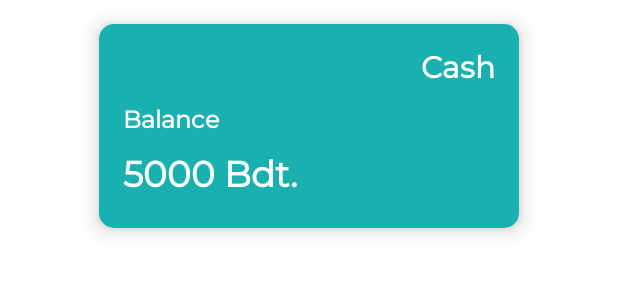
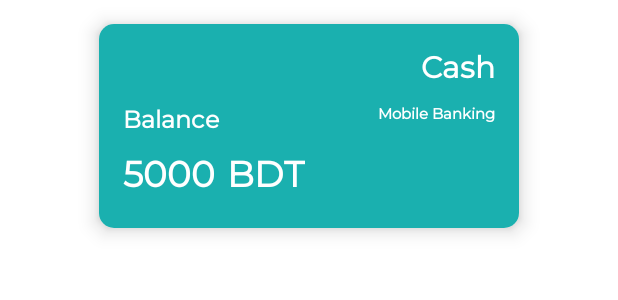
Before and after one commit to Khalid-Syfullah/MoneyTracker, an Android app: the layout child_wallet.xml on its own in the app's theme, with its tools: preview values and no code run, on a phone screen of 412 x 824 dp. Shown: the top 300 px of the screen. Run offline under Robolectric (Android 15) with nearby library versions, the phone set to English and light mode, and no system bars.

Commit message:
wallet insert update and main xml fix

```diff
--- a/app/src/main/java/com/tars/moneytracker/api/RetroInterface.java
+++ b/app/src/main/java/com/tars/moneytracker/api/RetroInterface.java
@@ -36,7 +36,7 @@ public interface RetroInterface {
 
 
     @POST("/api/getWalletData")
-    Call<ArrayList<WalletDataModel>> getWalletData();
+    Call<ArrayList<WalletDataModel>> getWalletData(@Body WalletDataModel walletDataModel);
 
     @POST("/api/getGoalData")
     Call<ArrayList<GoalDataModel>> getGoalData();
--- a/app/src/main/java/com/tars/moneytracker/ui/home/viewHolders/WalletNamesViewHolder.java
+++ b/app/src/main/java/com/tars/moneytracker/ui/home/viewHolders/WalletNamesViewHolder.java
@@ -8,7 +8,7 @@ import androidx.annotation.NonNull;
 import androidx.recyclerview.widget.RecyclerView;
 
 import com.tars.moneytracker.R;
-import com.tars.moneytracker.RecyclerItemClickInterface;
+
 
 public class WalletNamesViewHolder extends RecyclerView.ViewHolder {
     Context context;
--- a/app/src/main/java/com/tars/moneytracker/ui/wallet/adapters/WalletAdapter.java
+++ b/app/src/main/java/com/tars/moneytracker/ui/wallet/adapters/WalletAdapter.java
@@ -56,6 +56,9 @@ public class WalletAdapter extends RecyclerView.Adapter<WalletViewHolder>{
 
         holder.walletName.setText(walletDataModel.getTitle());
         holder.walletBalance.setText(walletDataModel.getBalance());
+        holder.walletCurrency.setText(walletDataModel.getCurrency());
+        holder.walletType.setText(walletDataModel.getType());
+
 
 
 
--- a/app/src/main/res/layout/activity_sign_up.xml
+++ b/app/src/main/res/layout/activity_sign_up.xml
@@ -70,6 +70,7 @@
         android:background="@drawable/edit_text_background"
         android:fontFamily="@font/montserrat"
         android:hint="Email"        android:transitionName="editTexts"
+        android:inputType="textEmailAddress"
 
         android:padding="16dp"
         android:textColor="@color/black"
@@ -88,6 +89,7 @@
         android:background="@drawable/edit_text_background"
         android:fontFamily="@font/montserrat"
         android:hint="Password"        android:transitionName="editTexts"
+        android:inputType="textPassword"
 
         android:padding="16dp"
         android:textColor="@color/black"
@@ -107,6 +109,7 @@
         android:fontFamily="@font/montserrat"
         android:hint="Re-type Password"
         android:transitionName="editTexts"
+        android:inputType="textPassword"
 
         android:padding="16dp"
         android:textColor="@color/black"
--- a/app/src/main/res/layout/child_wallet.xml
+++ b/app/src/main/res/layout/child_wallet.xml
@@ -38,6 +38,23 @@
                 app:layout_constraintTop_toTopOf="parent" />
 
             <TextView
+                android:id="@+id/wallet_child_Type"
+                android:layout_width="wrap_content"
+                android:layout_height="wrap_content"
+
+                android:layout_marginTop="8dp"
+                android:fontFamily="@font/montserrat"
+
+
+                android:text="Mobile Banking"
+                android:textColor="@color/white"
+                android:textSize="10sp"
+                android:textStyle="bold"
+                app:layout_constraintEnd_toEndOf="@+id/walletName"
+                app:layout_constraintTop_toBottomOf="@+id/walletName" />
+
+
+            <TextView
                 android:id="@+id/balanceTextView"
                 android:layout_width="wrap_content"
                 android:layout_height="wrap_content"
@@ -59,7 +76,7 @@
                 android:layout_marginTop="8dp"
 
                 android:fontFamily="@font/montserrat"
-                android:text="5000 Bdt."
+                android:text="5000"
                 android:textColor="@color/white"
 
 
@@ -70,6 +87,23 @@
                 app:layout_constraintTop_toBottomOf="@+id/balanceTextView"
                 app:layout_constraintVertical_bias="0.0" />
 
+            <TextView
+                android:id="@+id/child_wallet_currency"
+                android:layout_width="wrap_content"
+                android:layout_height="wrap_content"
+
+                android:layout_marginStart="8dp"
+                android:fontFamily="@font/montserrat"
+                android:text="BDT"
+
+
+                android:textColor="@color/white"
+                android:textSize="24sp"
+                android:textStyle="bold"
+                app:layout_constraintBottom_toBottomOf="@+id/balance_amount"
+                app:layout_constraintStart_toEndOf="@+id/balance_amount"
+                app:layout_constraintTop_toTopOf="@+id/balance_amount" />
+
 
         </androidx.constraintlayout.widget.ConstraintLayout>
     </androidx.cardview.widget.CardView>
```
Also changed, not shown: app/src/main/java/com/tars/moneytracker/datamodel/StaticData.java (+13 -0 lines), app/src/main/java/com/tars/moneytracker/datamodel/WalletDataModel.java (+10 -1 lines), app/src/main/java/com/tars/moneytracker/ui/home/HomeFragment.java (+31 -6 lines), app/src/main/java/com/tars/moneytracker/ui/wallet/WalletFragment.java (+16 -1 lines), app/src/main/java/com/tars/moneytracker/ui/wallet/viewHolders/WalletViewHolder.java (+50 -11 lines), app/src/main/res/layout/activity_login.xml (+6 -3 lines), 1 other file.
